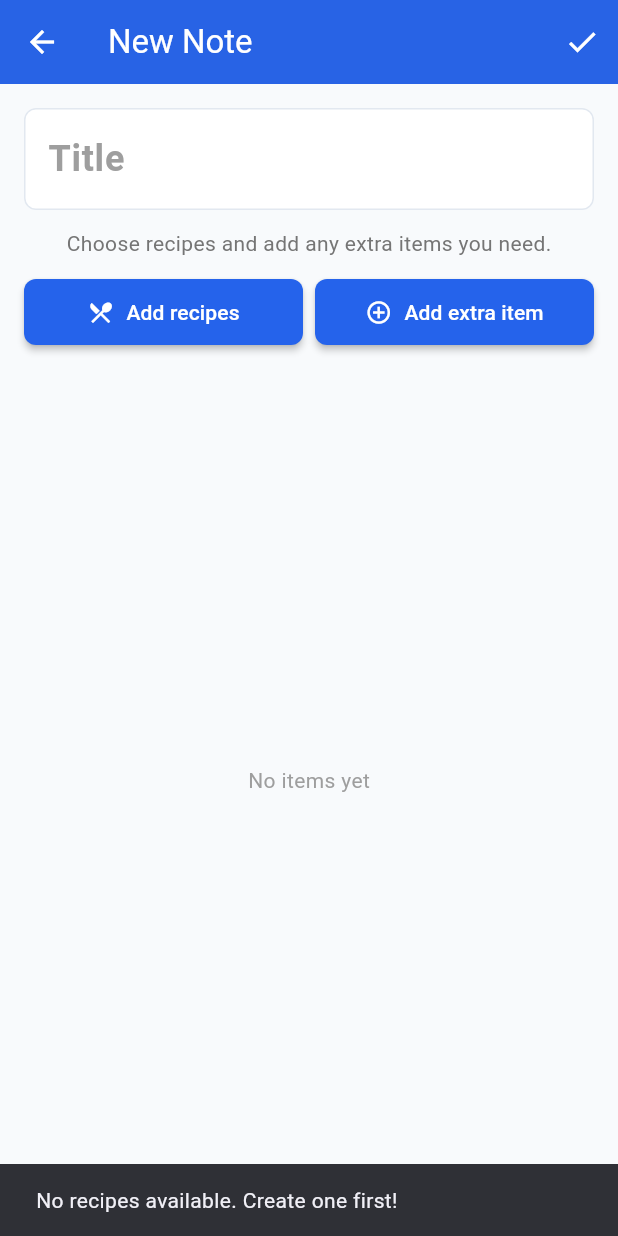
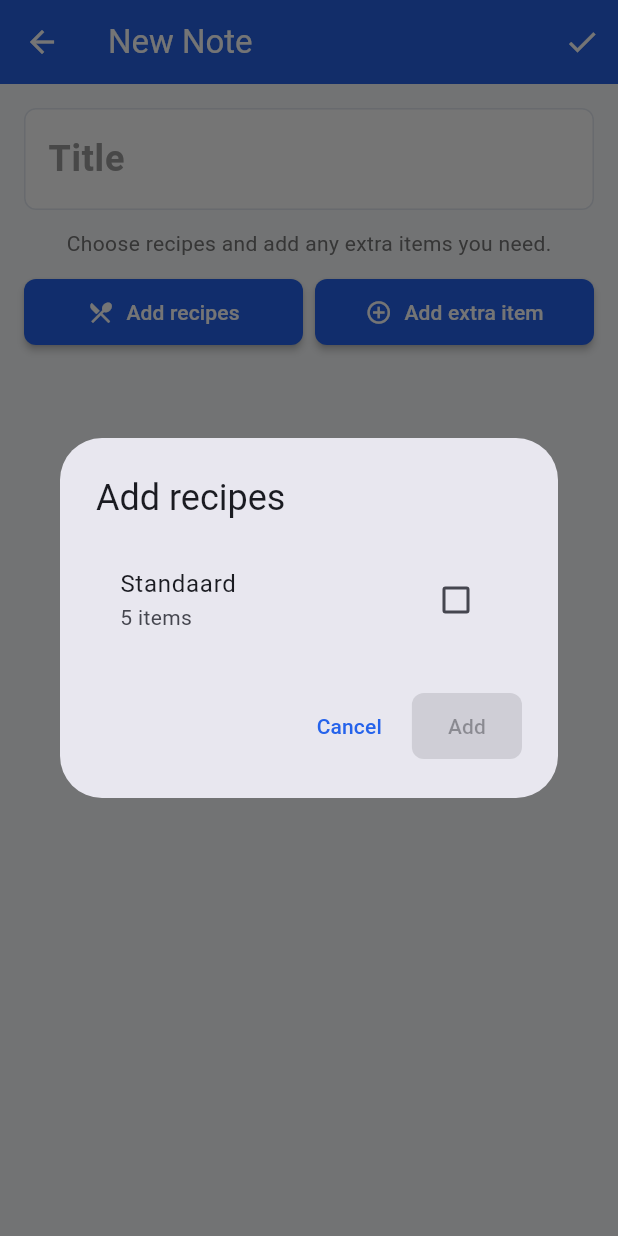
Before and after one commit to casperwintjes/flutter_application_1, a Flutter app: the AddEditNotePage screen opened directly, after a tap on "Add recipes", on a phone screen of 412 x 824 dp. Run offline on Flutter 3.47's test engine with Material 3 defaults, Android fonts, the phone set to English and light mode, and no system bars; our stand-ins replace shared_preferences; missing offline and left inert: dart:html; accounts and stored records are empty.

Commit message:
Seed a default Standaard recipe

```diff
--- a/lib/main.dart
+++ b/lib/main.dart
@@ -529,6 +529,29 @@ class RecipeService {
   static const String _storageKey = 'recipes_list';
   final SharedStorageService _storage = SharedStorageService();
 
+  Recipe _buildDefaultRecipe() {
+    return Recipe(
+      id: 'default-standaard',
+      name: 'Standaard',
+      items: [
+        RecipeItem(
+          id: 'default-standaard-kwark-r',
+          name: 'Kwark R',
+          quantity: '2',
+        ),
+        RecipeItem(
+          id: 'default-standaard-kwark-c',
+          name: 'Kwark C',
+          quantity: '1',
+        ),
+        RecipeItem(id: 'default-standaard-kaas', name: 'Kaas', quantity: '1'),
+        RecipeItem(id: 'default-standaard-cola', name: 'Cola', quantity: 'X'),
+        RecipeItem(id: 'default-standaard-fanta', name: 'Fanta', quantity: 'X'),
+      ],
+      createdAt: DateTime(2024, 1, 1),
+    );
+  }
+
   Future<void> initialize() async {
     await _storage.initialize();
   }
@@ -545,7 +568,18 @@ class RecipeService {
     final remoteRecipesJson = await _storage.loadRemoteValue(_storageKey);
     final localRecipes = _parseRecipes(localRecipesJson);
     final remoteRecipes = _parseRecipes(remoteRecipesJson);
-    return mergeRecipes(localRecipes, remoteRecipes);
+    final mergedRecipes = mergeRecipes(localRecipes, remoteRecipes);
+
+    if (mergedRecipes.isEmpty) {
+      final seededRecipes = [_buildDefaultRecipe()];
+      await _storage.saveValue(
+        _storageKey,
+        jsonEncode(seededRecipes.map((recipe) => recipe.toJson()).toList()),
+      );
+      return seededRecipes;
+    }
+
+    return mergedRecipes;
   }
 
   Future<void> saveRecipes(List<Recipe> recipes) async {
```
Also changed, not shown: 1 other file.
